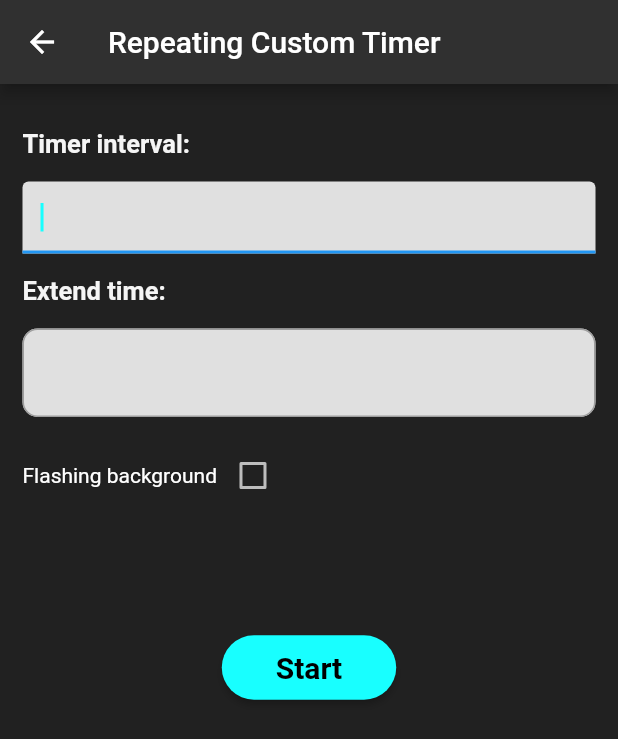
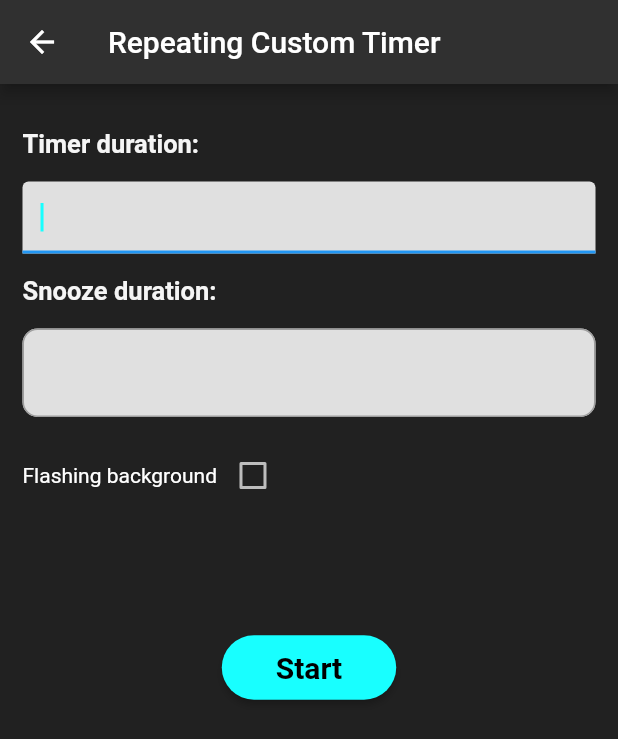
Before and after one commit to rt-terror/custom-snooze-alarm, a Flutter app: the SettingsForm screen opened by its route, on a phone screen of 412 x 824 dp. Shown: the top 739 px of the screen. Run offline on Flutter 3.47's test engine with Material 2 defaults, Android fonts, the phone set to English and light mode, and no system bars; our stand-ins replace assets_audio_player, shared_preferences; missing offline and left inert: screen; accounts and stored records are empty.

Commit message:
update duration form labels

```diff
--- a/lib/settings_form.dart
+++ b/lib/settings_form.dart
@@ -84,7 +84,7 @@ class _SettingsFormState extends State<SettingsForm> {
               children: <Widget>[
                 SizedBox(width: 15),
                 Text(
-                  "Timer interval:",
+                  "Timer duration:",
                   style: TextStyle(
                       fontSize: 17,
                       fontWeight: FontWeight.bold,
@@ -151,7 +151,7 @@ class _SettingsFormState extends State<SettingsForm> {
               children: <Widget>[
                 SizedBox(width: 15),
                 Text(
-                  "Extend time:",
+                  "Snooze duration:",
                   style: TextStyle(
                       fontSize: 17,
                       fontWeight: FontWeight.bold,
```
